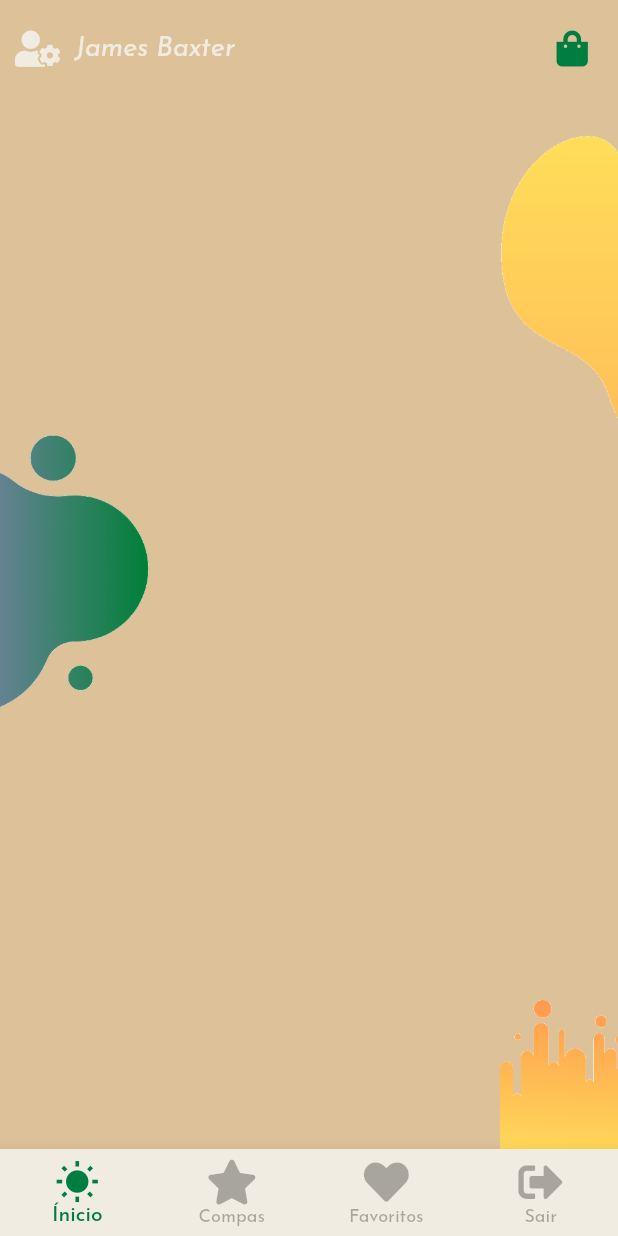
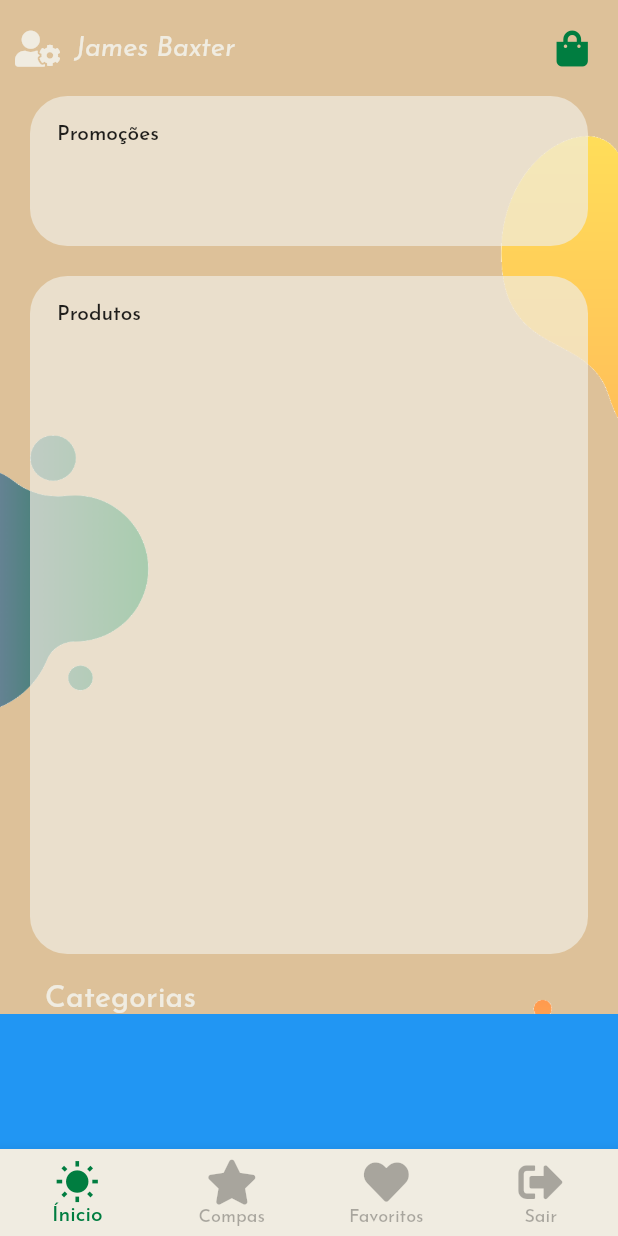
Before and after one commit to renatorv/fl_loja_virtual, a Flutter app: the screen it shows after launch, on a phone screen of 412 x 824 dp. Run offline on Flutter 3.47's test engine with Material 2 defaults, Android fonts, the light colour scheme and no system bars; our stand-ins replace font_awesome_flutter.

Commit message:
iniciada a construcao da tela principal

```diff
--- a/lib/view/home_page.dart
+++ b/lib/view/home_page.dart
@@ -6,13 +6,55 @@ class HomePage extends StatelessWidget {
 
   @override
   Widget build(BuildContext context) {
-    var content = Column();
+    var content = Column(
+      crossAxisAlignment: CrossAxisAlignment.start,
+      children: [
+        Container(
+          decoration: BoxDecoration(
+            color: Layout.light(.7),
+            borderRadius: BorderRadius.circular(25),
+          ),
+          margin: EdgeInsets.only(left: 20, right: 20),
+          padding: EdgeInsets.all(18),
+          width: MediaQuery.of(context).size.width,
+          height: 100,
+          child: Text('Promoções'),
+        ),
+        SizedBox(height: 20),
+        Expanded(
+          child: Container(
+            decoration: BoxDecoration(
+              color: Layout.light(.7),
+              borderRadius: BorderRadius.circular(25),
+            ),
+            margin: EdgeInsets.only(left: 20, right: 20),
+            padding: EdgeInsets.all(18),
+            width: MediaQuery.of(context).size.width,
+            child: Text('Produtos'),
+          ),
+        ),
+        SizedBox(height: 20),
+        Padding(
+          padding: EdgeInsets.only(left: 30),
+          child: Text(
+            'Categorias',
+            style: Theme.of(context).textTheme.subtitle2.copyWith(
+                  color: Layout.light(),
+                  fontSize: 20,
+                ),
+          ),
+        ),
+        Container(
+          height: 90,
+          color: Colors.blue,
+        ),
+      ],
+    );
 
-    return Layout.render(context, content, bottomItemSelected: 0
-        // floatingActionButton: FloatingActionButton(
-        //   onPressed: () => null,
-        //   child: Icon(Icons.plus_one),
-        // ),
-        );
+    return Layout.render(
+      context,
+      content,
+      bottomItemSelected: 0,
+    );
   }
 }
--- a/lib/view/layout.dart
+++ b/lib/view/layout.dart
@@ -3,7 +3,12 @@ import 'package:flutter/material.dart';
 import 'package:font_awesome_flutter/font_awesome_flutter.dart';
 
 class Layout {
-  static Widget render(BuildContext context, Widget child, {Widget floatingActionButton, int bottomItemSelected}) {
+  static Widget render(
+    BuildContext context,
+    Widget child, {
+    Widget floatingActionButton,
+    int bottomItemSelected,
+  }) {
     return Scaffold(
       body: SafeArea(
         child: Stack(
@@ -50,9 +55,7 @@ class Layout {
                     ],
                   ),
                 ),
-                Expanded(
-                  child: child,
-                ),
+                Expanded(child: child),
               ],
             ),
             // Expanded(child: child),
```
Also changed, not shown: assets/images/bg-catwheel.png (added).
